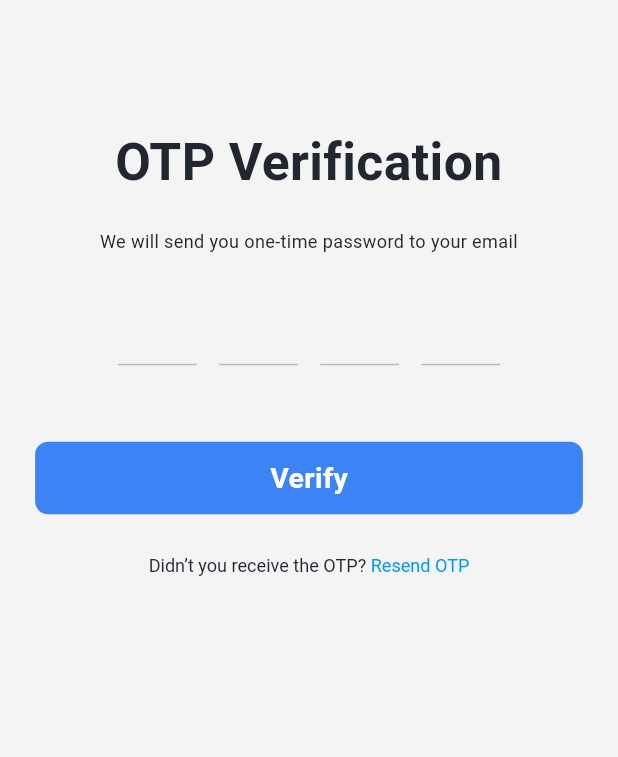
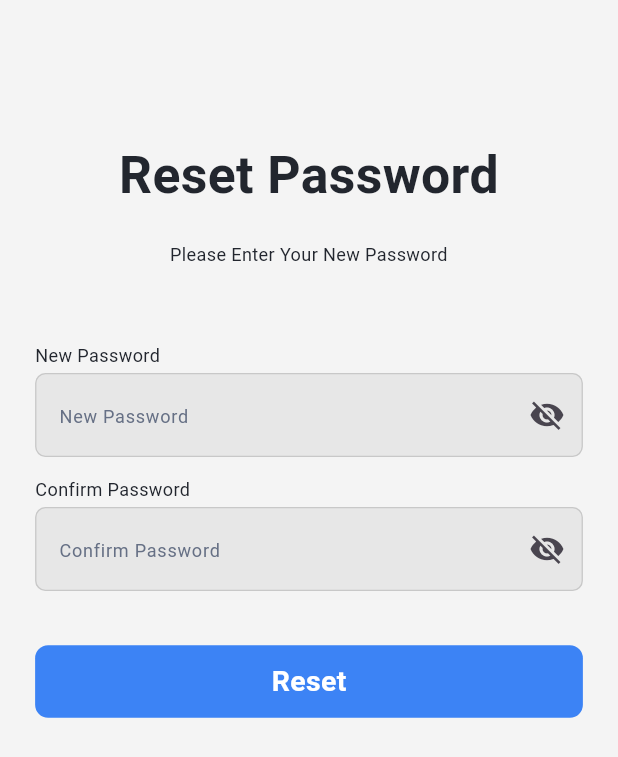
Before and after one commit to Smart-Medc/Smart-Medi-Flutter, a Flutter app: the OtpVerificationView screen opened by its route, after a tap on "Verify", on a phone screen of 412 x 824 dp. Shown: the top 757 px of the screen. Run offline on Flutter 3.47's test engine with Material 3 defaults, Android fonts, the phone set to English and light mode, and no system bars; our stand-ins replace flutter_screenutil, go_router.

Commit message:
complete reset password view

```diff
--- a/lib/core/routing/app_router.dart
+++ b/lib/core/routing/app_router.dart
@@ -3,6 +3,7 @@ import 'package:smart_medi/core/routing/app_routes.dart';
 import 'package:smart_medi/features/auth/presentation/view/forget_password_view.dart';
 import 'package:smart_medi/features/auth/presentation/view/login_view.dart';
 import 'package:smart_medi/features/auth/presentation/view/otp_verification_view.dart';
+import 'package:smart_medi/features/auth/presentation/view/reset_password_view.dart';
 import 'package:smart_medi/features/auth/presentation/view/sign_up_view.dart';
 
 abstract class AppRouter {
@@ -14,6 +15,7 @@ abstract class AppRouter {
       GoRoute(path: AppRoutes.signUpView, builder: (context, state) => const SignUpView()),
       GoRoute(path: AppRoutes.otpVerificationView, builder: (context, state) => const OtpVerificationView()),
       GoRoute(path: AppRoutes.forgetPasswordView, builder: (context, state) => const ForgetPasswordView()),
+      GoRoute(path: AppRoutes.resetPassView, builder: (context, state) => const ResetPasswordView()),
       // GoRoute(
       //     path: AppRoutes.onboardingView,
       //     builder: (context, state) => const OnboardingView()),
--- /dev/null
+++ b/lib/features/auth/presentation/view/reset_password_view.dart
@@ -0,0 +1,11 @@
+import 'package:flutter/material.dart';
+import 'package:smart_medi/features/auth/presentation/view/widgets/reset_password_widgets/reset_password_body.dart';
+
+class ResetPasswordView extends StatelessWidget {
+  const ResetPasswordView({super.key});
+
+  @override
+  Widget build(BuildContext context) {
+    return const SafeArea(child: Scaffold(body: ResetPasswordBody()));
+  }
+}
--- a/lib/features/auth/presentation/view/widgets/forget_password_wigets/forget_password_field.dart
+++ b/lib/features/auth/presentation/view/widgets/forget_password_wigets/forget_password_field.dart
@@ -24,6 +24,7 @@ class _ForgetPasswordFieldState extends State<ForgetPasswordField> {
       crossAxisAlignment: CrossAxisAlignment.start,
       children: [
         authFieldTitle('Email'),
+        4.verticalSpace,
         CustomTextFormField(hintText: 'example@gmail.com', controller: _emailController,validator: Validator.emailValidator,),
         42.verticalSpace,
         const CustomButton(text: 'Send Code'),
--- a/lib/features/auth/presentation/view/widgets/otp_verification_widgets/otp_fields.dart
+++ b/lib/features/auth/presentation/view/widgets/otp_verification_widgets/otp_fields.dart
@@ -1,6 +1,8 @@
 import 'package:flutter/material.dart';
 import 'package:flutter/services.dart';
 import 'package:flutter_screenutil/flutter_screenutil.dart';
+import 'package:go_router/go_router.dart';
+import 'package:smart_medi/core/routing/app_routes.dart';
 import 'package:smart_medi/core/utils/app_styles.dart';
 import 'package:smart_medi/core/widgets/custom_button.dart';
 
@@ -88,7 +90,7 @@ class _OtpFieldsState extends State<OtpFields> {
           onPressed: () {
             final String otp = _controllers.map((c) => c.text).join();
             // Handle OTP verification
-            print('OTP: $otp');
+            GoRouter.of(context).push(AppRoutes.resetPassView);
           },
         ),
       ],
--- /dev/null
+++ b/lib/features/auth/presentation/view/widgets/reset_password_widgets/reset_password_body.dart
@@ -0,0 +1,24 @@
+import 'package:flutter/material.dart';
+import 'package:flutter_screenutil/flutter_screenutil.dart';
+import 'package:smart_medi/features/auth/presentation/view/widgets/auth_header.dart';
+import 'package:smart_medi/features/auth/presentation/view/widgets/reset_password_widgets/reset_password_fields.dart';
+class ResetPasswordBody extends StatelessWidget {
+  const ResetPasswordBody({super.key});
+
+  @override
+  Widget build(BuildContext context) {
+    return Padding(
+      padding: EdgeInsets.all(25.w),
+      child: SingleChildScrollView(
+        child: Column(
+          children: [
+            80.verticalSpace,
+            const AuthHeader(title: 'Reset Password', subTitle: 'Please Enter Your New Password'),
+            58.verticalSpace,
+            const ResetPasswordFields(),
+          ],
+        ),
+      ),
+    );
+  }
+}
--- /dev/null
+++ b/lib/features/auth/presentation/view/widgets/reset_password_widgets/reset_password_fields.dart
@@ -0,0 +1,39 @@
+import 'package:flutter/material.dart';
+import 'package:flutter_screenutil/flutter_screenutil.dart';
+import 'package:smart_medi/core/widgets/custom_button.dart';
+import 'package:smart_medi/core/widgets/custom_text_form_field.dart';
+import 'package:smart_medi/features/auth/presentation/view/widgets/auth_field_title.dart';
+class ResetPasswordFields extends StatefulWidget {
+  const ResetPasswordFields({super.key});
+
+  @override
+  State<ResetPasswordFields> createState() => _ResetPasswordFieldsState();
+}
+
+class _ResetPasswordFieldsState extends State<ResetPasswordFields> {
+  final TextEditingController _passwordController = TextEditingController();
+  final TextEditingController _confirmPasswordController = TextEditingController();
+  @override
+  void dispose() {
+    _passwordController.dispose();
+    _confirmPasswordController.dispose();
+    super.dispose();
+  }
+  @override
+  Widget build(BuildContext context) {
+    return Column(
+      crossAxisAlignment: CrossAxisAlignment.start,
+      children: [
+        authFieldTitle('New Password'),
+        4.verticalSpace,
+        CustomTextFormField.password(hintText: 'New Password', controller: _passwordController,),
+        15.verticalSpace,
+        authFieldTitle('Confirm Password'),
+        4.verticalSpace,
+        CustomTextFormField.password(hintText: 'Confirm Password', controller: _confirmPasswordController),
+        42.verticalSpace,
+        const CustomButton(text: 'Reset'),
+      ],
+    );
+  }
+}
```
